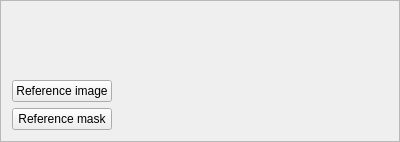
The window that qt/Subtracker/beginningpanel.ui (subotto/subtracker) describes before a commit, drawn with Qt 5.
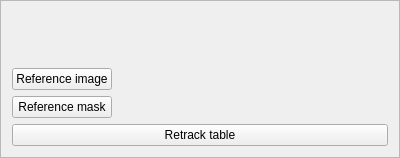
The same window after the commit. Custom widgets are drawn as their Qt base class.

Commit message: Some progress in table detection.

The edit to the form file:
```diff
--- a/qt/Subtracker/beginningpanel.ui
+++ b/qt/Subtracker/beginningpanel.ui
@@ -7,7 +7,7 @@
     <x>0</x>
     <y>0</y>
     <width>400</width>
-    <height>142</height>
+    <height>158</height>
    </rect>
   </property>
   <property name="minimumSize">
@@ -73,6 +73,13 @@
      </item>
     </layout>
    </item>
+   <item>
+    <widget class="QPushButton" name="retrackTableButton">
+     <property name="text">
+      <string>Retrack table</string>
+     </property>
+    </widget>
+   </item>
   </layout>
  </widget>
  <customwidgets>
```
The commit also changes 8 other files.
